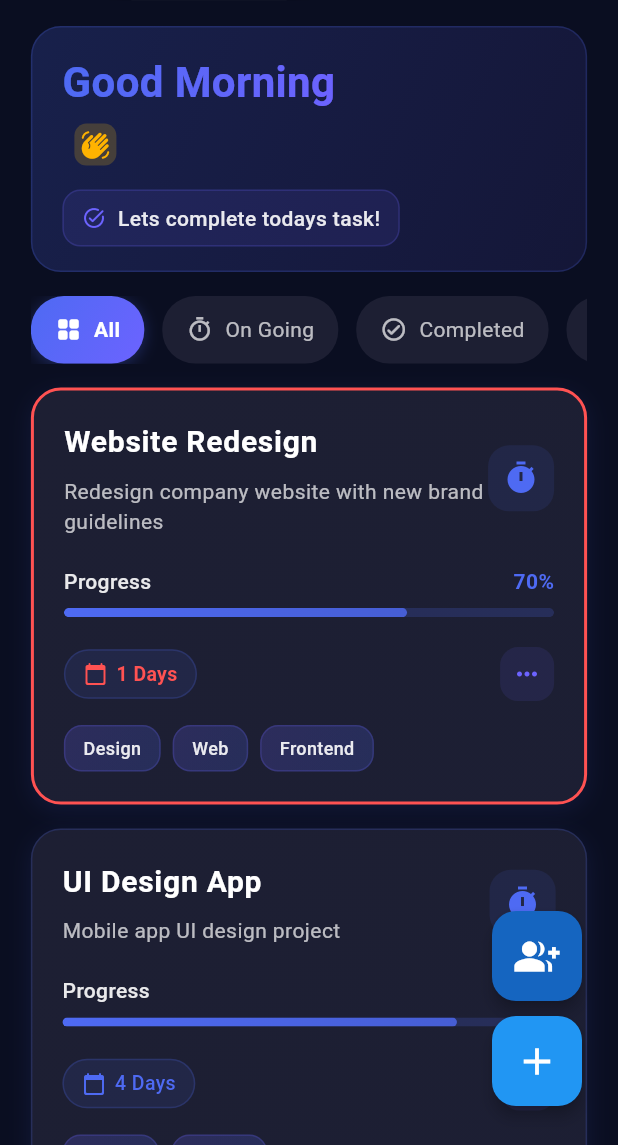
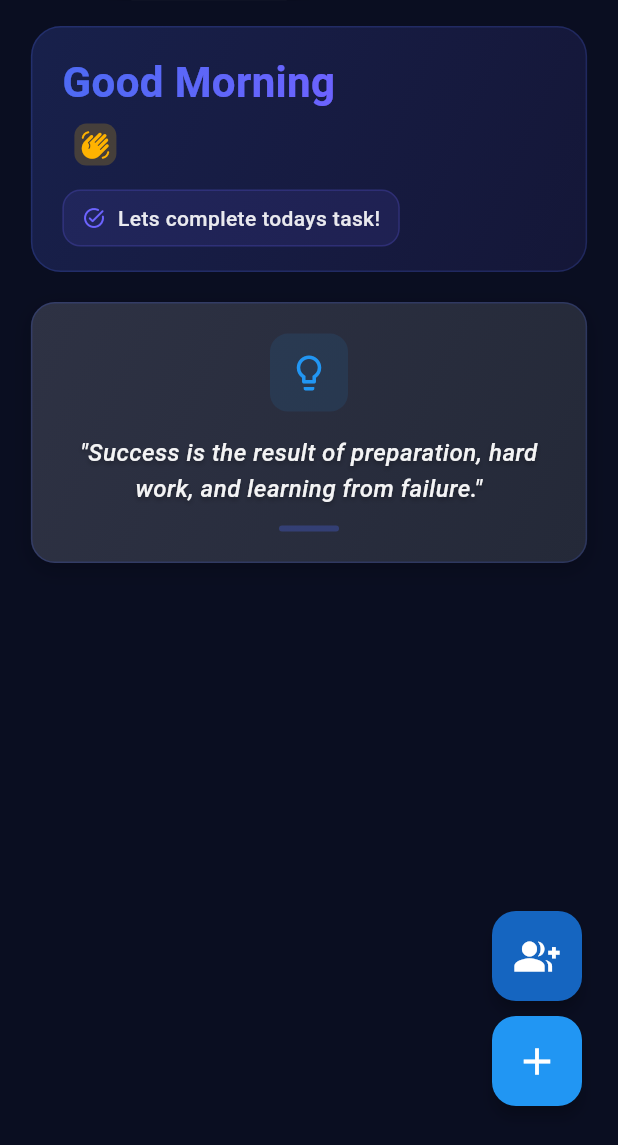
Before and after one commit to zx12zx13/trulla, a Flutter app: the HomePage screen opened directly, on a phone screen of 412 x 824 dp, the part 91-1236 px from its top. Run offline on Flutter 3.47's test engine with Material 3 defaults, Android fonts, the phone set to English and light mode, and no system bars; our stand-ins replace circle_nav_bar, shared_preferences; accounts and stored records are empty.

Commit message:
remove home

```diff
--- a/lib/pages/homepage/home_page.dart
+++ b/lib/pages/homepage/home_page.dart
@@ -827,43 +827,43 @@ class _HomePageState extends State<HomePage>
                     crossAxisAlignment: CrossAxisAlignment.start,
                     children: [
                       _buildGreeting(),
-                      _buildTabRow(),
-                      ...filteredProjects
-                          .map((project) => _buildProjectCard(project)),
-                      if (filteredProjects.isEmpty)
-                        Center(
-                          child: Container(
-                            margin: const EdgeInsets.all(30),
-                            padding: const EdgeInsets.all(20),
-                            decoration: BoxDecoration(
-                              color: surfaceColor,
-                              borderRadius: BorderRadius.circular(16),
-                              border: Border.all(
-                                color: accentColor.withOpacity(0.2),
-                                width: 1,
-                              ),
-                            ),
-                            child: Column(
-                              children: [
-                                Icon(
-                                  Icons.search_off_rounded,
-                                  color: Colors.white.withOpacity(0.5),
-                                  size: 48,
-                                ),
-                                const SizedBox(height: 16),
-                                Text(
-                                  'Tidak ada proyek yang ditemukan',
-                                  textAlign: TextAlign.center,
-                                  style: TextStyle(
-                                    color: Colors.white.withOpacity(0.7),
-                                    fontSize: 16,
-                                    fontWeight: FontWeight.w500,
-                                  ),
-                                ),
-                              ],
-                            ),
-                          ),
-                        ),
+                      // _buildTabRow(),
+                      // ...filteredProjects
+                      //     .map((project) => _buildProjectCard(project)),
+                      // if (filteredProjects.isEmpty)
+                      //   Center(
+                      //     child: Container(
+                      //       margin: const EdgeInsets.all(30),
+                      //       padding: const EdgeInsets.all(20),
+                      //       decoration: BoxDecoration(
+                      //         color: surfaceColor,
+                      //         borderRadius: BorderRadius.circular(16),
+                      //         border: Border.all(
+                      //           color: accentColor.withOpacity(0.2),
+                      //           width: 1,
+                      //         ),
+                      //       ),
+                      //       child: Column(
+                      //         children: [
+                      //           Icon(
+                      //             Icons.search_off_rounded,
+                      //             color: Colors.white.withOpacity(0.5),
+                      //             size: 48,
+                      //           ),
+                      //           const SizedBox(height: 16),
+                      //           Text(
+                      //             'Tidak ada proyek yang ditemukan',
+                      //             textAlign: TextAlign.center,
+                      //             style: TextStyle(
+                      //               color: Colors.white.withOpacity(0.7),
+                      //               fontSize: 16,
+                      //               fontWeight: FontWeight.w500,
+                      //             ),
+                      //           ),
+                      //         ],
+                      //       ),
+                      //     ),
+                      //   ),
                       const QuoteFooter(),
                     ],
                   ),
--- /dev/null
+++ b/lib/providers/navigation/detail_project_provider.dart
@@ -0,0 +1,3 @@
+import 'package:flutter/material.dart';
+
+class DetailProjectProvider extends ChangeNotifier {}
--- a/lib/widget/navbar.dart
+++ b/lib/widget/navbar.dart
@@ -18,7 +18,7 @@ class _NavBarControllerState extends State<NavBarController> {
   int _selectedIndex = 0;
 
   final List<Widget> _pages = [
-    const HomePage(),
+    // const HomePage(),
     const ProjectPage(),
     // const ListTeamPage(),
     const ProfilePage(),
@@ -54,19 +54,19 @@ class CustomNavBar extends StatelessWidget {
   Widget build(BuildContext context) {
     return CircleNavBar(
       activeIcons: const [
-        Icon(Icons.home_filled, color: Color(0xFF1A1A1A)),
+        // Icon(Icons.home_filled, color: Color(0xFF1A1A1A)),
         Icon(Icons.tag, color: Color(0xFF1A1A1A)),
         // Icon(Icons.groups, color: Color(0xFF1A1A1A)),
         Icon(Icons.person, color: Color(0xFF1A1A1A)),
       ],
       inactiveIcons: const [
-        Text(
-          "Home",
-          style: TextStyle(
-            fontWeight: FontWeight.bold,
-            color: Colors.white70,
-          ),
-        ),
+        // Text(
+        //   "Home",
+        //   style: TextStyle(
+        //     fontWeight: FontWeight.bold,
+        //     color: Colors.white70,
+        //   ),
+        // ),
         Text(
           "Project",
           style: TextStyle(
```
